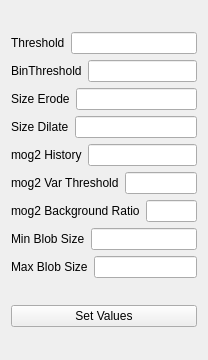
This is BioTracker/Plugin/BioTrackerPlugin/View/TrackerParameterView.ui in BioroboticsLab/biotracker_core as Qt 5 draws it before an edit. The edited form follows.
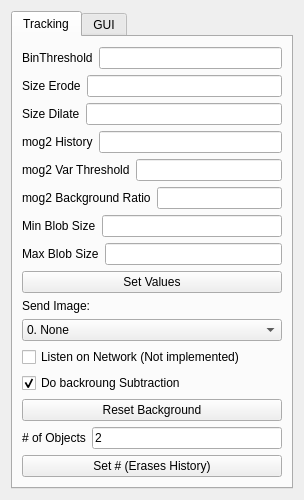
This is the edited form.

Commit message: Restructured code, added Rectification TODO: Code is very ugly and the view does tasks it is NOT supposed to do, i.e. update all rectification relevant information. Fix this! NOTE: I'm aware of plenty more ugly perks (documentation lack, code structure), just wait for it...

Patch:
```diff
--- a/BioTracker/Plugin/BioTrackerPlugin/View/TrackerParameterView.ui
+++ b/BioTracker/Plugin/BioTrackerPlugin/View/TrackerParameterView.ui
@@ -6,30 +6,32 @@
    <rect>
     <x>0</x>
     <y>0</y>
-    <width>208</width>
-    <height>360</height>
+    <width>304</width>
+    <height>479</height>
    </rect>
   </property>
   <property name="windowTitle">
    <string>Form</string>
   </property>
   <layout class="QGridLayout" name="gridLayout">
-   <item row="1" column="1">
+   <item row="0" column="0">
+    <widget class="QTabWidget" name="tabWidget">
+     <property name="currentIndex">
+      <number>0</number>
+     </property>
+     <widget class="QWidget" name="tab">
+      <property name="sizePolicy">
+       <sizepolicy hsizetype="Expanding" vsizetype="Expanding">
+        <horstretch>0</horstretch>
+        <verstretch>0</verstretch>
+       </sizepolicy>
+      </property>
+      <attribute name="title">
+       <string>Tracking</string>
+      </attribute>
+      <layout class="QVBoxLayout" name="verticalLayout_2">
+       <item>
     <layout class="QVBoxLayout" name="verticalLayout">
-     <item>
-      <layout class="QHBoxLayout" name="horizontalLayout">
-       <item>
-        <widget class="QLabel" name="label">
-         <property name="text">
-          <string>Threshold</string>
-         </property>
-        </widget>
-       </item>
-       <item>
-        <widget class="QLineEdit" name="lineEdit"/>
-       </item>
-      </layout>
-     </item>
      <item>
       <layout class="QHBoxLayout" name="horizontalLayout_2">
        <item>
@@ -142,13 +144,134 @@
        </item>
       </layout>
      </item>
-    </layout>
-   </item>
-   <item row="2" column="1">
+         <item>
     <widget class="QPushButton" name="pushButton">
      <property name="text">
       <string>Set Values</string>
      </property>
+          </widget>
+         </item>
+         <item>
+          <widget class="QLabel" name="label">
+           <property name="sizePolicy">
+            <sizepolicy hsizetype="Preferred" vsizetype="Fixed">
+             <horstretch>0</horstretch>
+             <verstretch>0</verstretch>
+            </sizepolicy>
+           </property>
+           <property name="text">
+            <string>Send Image:</string>
+           </property>
+          </widget>
+         </item>
+         <item>
+          <widget class="QComboBox" name="comboBoxSendImage">
+           <property name="currentText">
+            <string>0. None</string>
+           </property>
+           <item>
+            <property name="text">
+             <string>0. None</string>
+            </property>
+           </item>
+           <item>
+            <property name="text">
+             <string>1. Binarized</string>
+            </property>
+           </item>
+           <item>
+            <property name="text">
+             <string>2. Eroded</string>
+            </property>
+           </item>
+           <item>
+            <property name="text">
+             <string>3. Dilated</string>
+            </property>
+           </item>
+           <item>
+            <property name="text">
+             <string>4. Background Sub</string>
+            </property>
+           </item>
+          </widget>
+         </item>
+         <item>
+          <widget class="QCheckBox" name="checkBoxNetwork">
+           <property name="text">
+            <string>Listen on Network (Not implemented)</string>
+           </property>
+          </widget>
+         </item>
+         <item>
+          <widget class="QCheckBox" name="checkBoxBackground">
+           <property name="text">
+            <string>Do backroung Subtraction</string>
+           </property>
+           <property name="checked">
+            <bool>true</bool>
+           </property>
+          </widget>
+         </item>
+         <item>
+          <widget class="QPushButton" name="pushButtonResetBackground">
+           <property name="text">
+            <string>Reset Background</string>
+           </property>
+          </widget>
+         </item>
+         <item>
+          <layout class="QHBoxLayout" name="horizontalLayout">
+           <item>
+            <widget class="QLabel" name="label_12">
+             <property name="text">
+              <string># of Objects</string>
+             </property>
+            </widget>
+           </item>
+           <item>
+            <widget class="QLineEdit" name="lineEditNoFish">
+             <property name="text">
+              <string>2</string>
+             </property>
+            </widget>
+           </item>
+          </layout>
+         </item>
+         <item>
+          <widget class="QPushButton" name="pushButtonNoFish">
+           <property name="text">
+            <string>Set # (Erases History)</string>
+           </property>
+          </widget>
+         </item>
+        </layout>
+       </item>
+      </layout>
+      <zorder></zorder>
+      <zorder></zorder>
+     </widget>
+     <widget class="QWidget" name="tab_2">
+      <attribute name="title">
+       <string>GUI</string>
+      </attribute>
+      <layout class="QVBoxLayout" name="verticalLayout_3">
+       <item>
+        <widget class="QLabel" name="label_10">
+         <property name="text">
+          <string>GUI options go here</string>
+         </property>
+        </widget>
+       </item>
+       <item>
+        <widget class="QLabel" name="label_11">
+         <property name="text">
+          <string>E.g. Size of markers</string>
+         </property>
+        </widget>
+       </item>
+      </layout>
+     </widget>
     </widget>
    </item>
   </layout>
```
Lines whose indentation alone changed are shown as unchanged. The commit also changes 62 other files.
